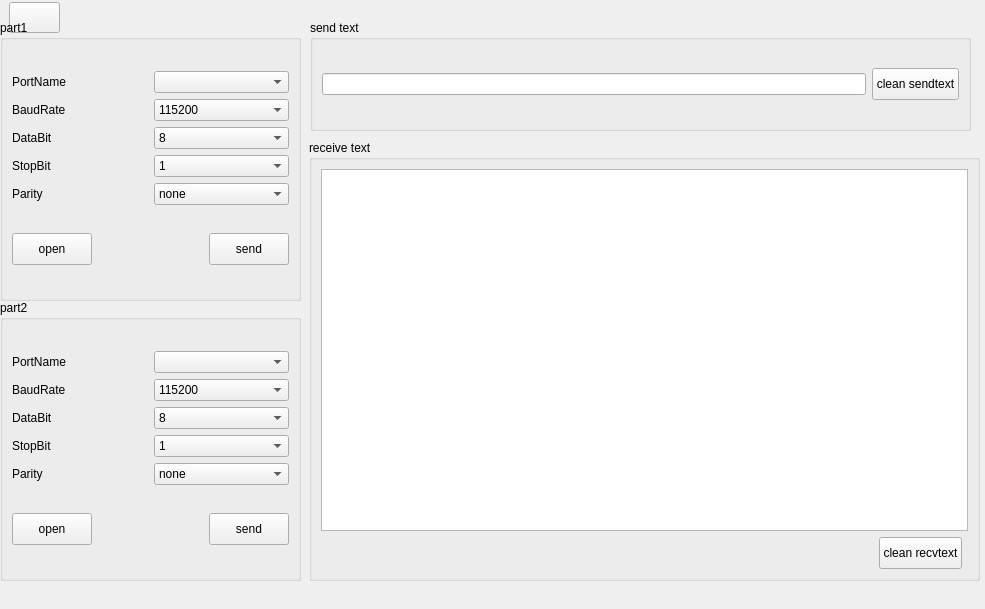
Before: the Qt Designer form qt/t507/serial.ui in jizizihe/baijie_demo, drawn with Qt 5.
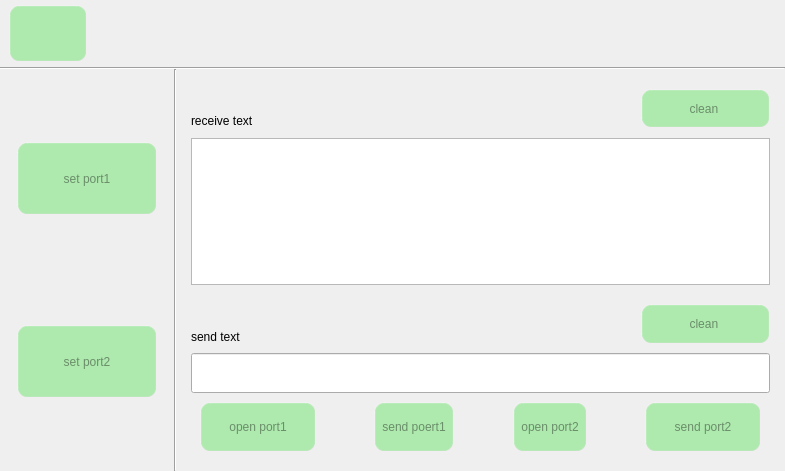
After: the same form once the commit is applied. Icons and pictures are not drawn.

Commit message: func: add and change many code for: 1.optimize voice 2.add rotating screen  90 degrees 3.add  select file function 4.adaptation of screen/font 5.optimize backlight 6.add sreen ration by input method 7.modified the file copy, cut, and delete function 8.adjust the serial port Layout 9.unify font and layout

```diff
--- a/qt/t507/serial.ui
+++ b/qt/t507/serial.ui
@@ -9,592 +9,757 @@
    <rect>
     <x>0</x>
     <y>0</y>
-    <width>985</width>
-    <height>609</height>
+    <width>785</width>
+    <height>471</height>
    </rect>
   </property>
+  <property name="sizePolicy">
+   <sizepolicy hsizetype="Minimum" vsizetype="Minimum">
+    <horstretch>0</horstretch>
+    <verstretch>0</verstretch>
+   </sizepolicy>
+  </property>
+  <property name="minimumSize">
+   <size>
+    <width>1</width>
+    <height>1</height>
+   </size>
+  </property>
+  <property name="focusPolicy">
+   <enum>Qt::WheelFocus</enum>
+  </property>
   <property name="windowTitle">
    <string>MainWindow</string>
   </property>
   <property name="styleSheet">
    <string notr="true">#serial
 {
-	border-image: url(:/t507_button_image/all/background.jpg);
-	/*background-color: rgb(240, 240, 240);*/
+border-image: url(:/t507_button_image/all/background.jpg);
 }
-
-/****************按钮部件*******************/
-
-
-QPushButton:hover{ /*鼠标悬停在按钮上时*/
-        background-color:rgba(100,255,100, 100);
-        border-color: rgba(255, 225, 255, 200);
-        color:rgba(0, 0, 0, 200);
+/******** combobox 滚动条  *********/
+QComboBox QScrollBar::vertical{ /*主体部分*/
+    width:35px;
+    border-radius:35px;
 }
-
-QPushButton:pressed { /*按钮被按下时*/
-     background-color:rgba(100,255,100, 200);
-     border-color: rgba(255, 225, 255, 30);
-     border-style: inset;
-     color:rgba(0, 0, 0, 100);
-}
-
-/****************滑块部件*******************/
-
-
-QSlider::handle:horizontal { /*水平滑块的手柄*/
-        image: url(:/image/sliderHandle.png);
-}
-
-QSlider::sub-page:horizontal { /*水平滑块手柄以前的部分*/
-        border-image: url(:/image/slider.png);/*边框图片*/
-}
-
-QTextEdit
-{
-	background-color:transparent;
+QMessageBox {
+background-image: url(:/t507_button_image/all/background.jpg);
 	border:1px solid gray;
+}
+
+/****************按钮部件*******************/
+QPushButton{
+     background-color: rgba(100, 225, 100, 120);/*背景色*/
+     border-style: outset; /*边框样式*/
+     border-width:  2px;  /*边框宽度为4像素*/
+     border-radius: 10px; /*边框圆角半径*/
+     border-color: rgba(255, 225, 255, 30);/*边框颜色*/
+     color:rgba(0, 0, 0, 100);/*字体颜色*/
+     padding: 6px; /*填衬*/
+    outline: none; /*去掉按钮的虚线框*/
+}
+
+QPushButton:hover{ /*鼠标悬停在按钮上时*/
+        background-color:rgba(100,255,100, 100);
+        border-color: rgba(255, 225, 255, 200);
+        color:rgba(0, 0, 0, 200);
+}
+
+QPushButton:pressed { /*按钮被按下时*/
+     background-color:rgba(100,255,100, 200);
+     border-color: rgba(255, 225, 255, 30);
+     border-style: inset;
+     color:rgba(0, 0, 0, 100);
+}
+
+/****************滑块部件*******************/
+
+
+QSlider::handle:horizontal { /*水平滑块的手柄*/
+        image: url(:/image/sliderHandle.png);
+}
+
+QSlider::sub-page:horizontal { /*水平滑块手柄以前的部分*/
+        border-image: url(:/image/slider.png);/*边框图片*/
 }</string>
   </property>
   <widget class="QWidget" name="centralwidget">
-   <widget class="QPushButton" name="retBtn">
-    <property name="enabled">
-     <bool>true</bool>
+   <property name="focusPolicy">
+    <enum>Qt::WheelFocus</enum>
+   </property>
+   <layout class="QGridLayout" name="gridLayout" rowstretch="1,0,6">
+    <property name="leftMargin">
+     <number>0</number>
     </property>
-    <property name="geometry">
-     <rect>
-      <x>9</x>
-      <y>2</y>
-      <width>51</width>
-      <height>31</height>
-     </rect>
+    <property name="topMargin">
+     <number>0</number>
     </property>
-    <property name="minimumSize">
-     <size>
-      <width>0</width>
-      <height>0</height>
-     </size>
+    <property name="rightMargin">
+     <number>0</number>
     </property>
-    <property name="styleSheet">
-     <string notr="true"/>
+    <property name="bottomMargin">
+     <number>0</number>
     </property>
-    <property name="text">
-     <string/>
+    <property name="spacing">
+     <number>0</number>
     </property>
-    <property name="icon">
-     <iconset resource="translation.qrc">
-      <normaloff>:/t507_button_image/return.png</normaloff>:/t507_button_image/return.png</iconset>
-    </property>
-   </widget>
-   <widget class="QGroupBox" name="groupBox_2">
-    <property name="geometry">
-     <rect>
-      <x>0</x>
-      <y>300</y>
-      <width>301</width>
-      <height>281</height>
-     </rect>
-    </property>
-    <property name="sizePolicy">
-     <sizepolicy hsizetype="Preferred" vsizetype="Expanding">
-      <horstretch>0</horstretch>
-      <verstretch>0</verstretch>
-     </sizepolicy>
-    </property>
-    <property name="title">
-     <string>part2</string>
-    </property>
-    <layout class="QGridLayout" name="gridLayout_7">
-     <item row="0" column="0">
-      <layout class="QGridLayout" name="gridLayout_2">
-       <item row="0" column="0">
-        <layout class="QVBoxLayout" name="verticalLayout_4">
-         <item>
-          <widget class="QLabel" name="PartNamelab_21">
-           <property name="text">
-            <string>PortName</string>
-           </property>
-          </widget>
-         </item>
-         <item>
-          <widget class="QLabel" name="PartNamelab_22">
-           <property name="text">
-            <string>BaudRate</string>
-           </property>
-          </widget>
-         </item>
-         <item>
-          <widget class="QLabel" name="PartNamelab_23">
-           <property name="text">
-            <string>DataBit</string>
-           </property>
-          </widget>
-         </item>
-         <item>
-          <widget class="QLabel" name="PartNamelab_24">
-           <property name="text">
-            <string>StopBit</string>
-           </property>
-          </widget>
-         </item>
-         <item>
-          <widget class="QLabel" name="PartNamelab_25">
-           <property name="text">
-            <string>Parity</string>
-           </property>
-          </widget>
-         </item>
-        </layout>
-       </item>
-       <item row="0" column="1">
-        <layout class="QVBoxLayout" name="verticalLayout_3">
-         <item>
-          <widget class="QComboBox" name="SerialCb_2"/>
-         </item>
-         <item>
-          <widget class="QComboBox" name="BaudrateCb_2">
-           <property name="currentIndex">
-            <number>2</number>
-           </property>
-           <item>
-            <property name="text">
-             <string>4800</string>
+    <item row="0" column="0">
+     <layout class="QHBoxLayout" name="horizontalLayout_13" stretch="1,9">
+      <property name="spacing">
+       <number>0</number>
+      </property>
+      <property name="leftMargin">
+       <number>9</number>
+      </property>
+      <property name="topMargin">
+       <number>5</number>
+      </property>
+      <property name="bottomMargin">
+       <number>5</number>
+      </property>
+      <item>
+       <widget class="QPushButton" name="retBtn">
+        <property name="sizePolicy">
+         <sizepolicy hsizetype="Minimum" vsizetype="Minimum">
+          <horstretch>0</horstretch>
+          <verstretch>0</verstretch>
+         </sizepolicy>
+        </property>
+        <property name="maximumSize">
+         <size>
+          <width>16777215</width>
+          <height>16777215</height>
+         </size>
+        </property>
+        <property name="styleSheet">
+         <string notr="true">/****************按钮部件*******************/
+QPushButton{
+     background-color: rgba(100, 225, 100, 120);/*背景色*/
+     border-style: outset; /*边框样式*/
+     border-width:  2px;  /*边框宽度为4像素*/
+     border-radius: 10px; /*边框圆角半径*/
+     border-color: rgba(255, 225, 255, 30);/*边框颜色*/
+     font: bold 14px;/*字体*/
+     color:rgba(0, 0, 0, 100);/*字体颜色*/
+     padding: 6px; /*填衬*/
+    outline: none; /*去掉按钮的虚线框*/
+}
+
+QPushButton:hover{ /*鼠标悬停在按钮上时*/
+        background-color:rgba(100,255,100, 100);
+        border-color: rgba(255, 225, 255, 200);
+        color:rgba(0, 0, 0, 200);
+}
+
+QPushButton:pressed { /*按钮被按下时*/
+     background-color:rgba(100,255,100, 200);
+     border-color: rgba(255, 225, 255, 30);
+     border-style: inset;
+     color:rgba(0, 0, 0, 100);
+}
+
+/****************滑块部件*******************/
+
+
+QSlider::handle:horizontal { /*水平滑块的手柄*/
+        image: url(:/image/sliderHandle.png);
+}
+
+QSlider::sub-page:horizontal { /*水平滑块手柄以前的部分*/
+        border-image: url(:/image/slider.png);/*边框图片*/
+}</string>
+        </property>
+        <property name="text">
+         <string/>
+        </property>
+        <property name="icon">
+         <iconset>
+          <normalon>:/t507_button_image/return.png</normalon>
+         </iconset>
+        </property>
+        <property name="iconSize">
+         <size>
+          <width>32</width>
+          <height>32</height>
+         </size>
+        </property>
+       </widget>
+      </item>
+      <item>
+       <spacer name="horizontalSpacer_4">
+        <property name="orientation">
+         <enum>Qt::Horizontal</enum>
+        </property>
+        <property name="sizeHint" stdset="0">
+         <size>
+          <width>40</width>
+          <height>20</height>
+         </size>
+        </property>
+       </spacer>
+      </item>
+     </layout>
+    </item>
+    <item row="1" column="0">
+     <widget class="Line" name="line_2">
+      <property name="sizePolicy">
+       <sizepolicy hsizetype="Minimum" vsizetype="Minimum">
+        <horstretch>0</horstretch>
+        <verstretch>0</verstretch>
+       </sizepolicy>
+      </property>
+      <property name="minimumSize">
+       <size>
+        <width>0</width>
+        <height>2</height>
+       </size>
+      </property>
+      <property name="maximumSize">
+       <size>
+        <width>16777215</width>
+        <height>2</height>
+       </size>
+      </property>
+      <property name="orientation">
+       <enum>Qt::Horizontal</enum>
+      </property>
+     </widget>
+    </item>
+    <item row="2" column="0">
+     <layout class="QHBoxLayout" name="horizontalLayout_6" stretch="2,0,7">
+      <item>
+       <layout class="QVBoxLayout" name="verticalLayout_3" stretch="2,2,3,2,2">
+        <property name="spacing">
+         <number>0</number>
+        </property>
+        <item>
+         <spacer name="verticalSpacer">
+          <property name="orientation">
+           <enum>Qt::Vertical</enum>
+          </property>
+          <property name="sizeHint" stdset="0">
+           <size>
+            <width>20</width>
+            <height>40</height>
+           </size>
+          </property>
+         </spacer>
+        </item>
+        <item>
+         <layout class="QHBoxLayout" name="horizontalLayout_4" stretch="1,8,1">
+          <property name="spacing">
+           <number>0</number>
+          </property>
+          <item>
+           <spacer name="horizontalSpacer_5">
+            <property name="orientation">
+             <enum>Qt::Horizontal</enum>
             </property>
-           </item>
-           <item>
-            <property name="text">
-             <string>9600</string>
+            <property name="sizeHint" stdset="0">
+             <size>
+              <width>40</width>
+              <height>20</height>
+             </size>
             </property>
-           </item>
-           <item>
-            <property name="text">
-             <string>115200</string>
+           </spacer>
+          </item>
+          <item>
+           <widget class="QPushButton" name="part1_btn">
+            <property name="sizePolicy">
+             <sizepolicy hsizetype="Minimum" vsizetype="Minimum">
+              <horstretch>0</horstretch>
+              <verstretch>0</verstretch>
+             </sizepolicy>
             </property>
-           </item>
-          </widget>
-         </item>
-         <item>
-          <widget class="QComboBox" name="DatabitsCb_2">
-           <property name="currentIndex">
-            <number>3</number>
-           </property>
-           <item>
             <property name="text">
-             <string>5</string>
+             <string>set port1</string>
             </property>
-           </item>
-           <item>
-            <property name="text">
-             <string>6</string>
+           </widget>
+          </item>
+          <item>
+           <spacer name="horizontalSpacer_6">
+            <property name="orientation">
+             <enum>Qt::Horizontal</enum>
             </property>
-           </item>
-           <item>
-            <property name="text">
-             <string>7</string>
+            <property name="sizeHint" stdset="0">
+             <size>
+              <width>40</width>
+              <height>20</height>
+             </size>
             </property>
-           </item>
-           <item>
-            <property name="text">
-             <string>8</string>
+           </spacer>
+          </item>
+         </layout>
+        </item>
+        <item>
+         <spacer name="verticalSpacer_2">
+          <property name="orientation">
+           <enum>Qt::Vertical</enum>
+          </property>
+          <property name="sizeHint" stdset="0">
+           <size>
+            <width>20</width>
+            <height>40</height>
+           </size>
+          </property>
+         </spacer>
+        </item>
+        <item>
+         <layout class="QHBoxLayout" name="horizontalLayout_3" stretch="1,8,1">
+          <property name="spacing">
+           <number>0</number>
+          </property>
+          <item>
+           <spacer name="horizontalSpacer_7">
+            <property name="orientation">
+             <enum>Qt::Horizontal</enum>
             </property>
-           </item>
-          </widget>
-         </item>
-         <item>
-          <widget class="QComboBox" name="StopbitCb_2">
-           <item>
-            <property name="text">
-             <string>1</string>
+            <property name="sizeHint" stdset="0">
+             <size>
+              <width>40</width>
+              <height>20</height>
+             </size>
             </property>
-           </item>
-           <item>
-            <property name="text">
-             <string>1.5</string>
+           </spacer>
+          </item>
+          <item>
+           <widget class="QPushButton" name="part2_btn">
+            <property name="sizePolicy">
+             <sizepolicy hsizetype="Minimum" vsizetype="Minimum">
+              <horstretch>0</horstretch>
+              <verstretch>0</verstretch>
+             </sizepolicy>
             </property>
-           </item>
-           <item>
             <property name="text">
-             <string>2</string>
+             <string>set port2</string>
             </property>
-           </item>
-          </widget>
-         </item>
-         <item>
-          <widget class="QComboBox" name="ParityCb_2">
-           <item>
-            <property name="text">
-             <string>none</string>
+           </widget>
+          </item>
+          <item>
+           <spacer name="horizontalSpacer_8">
+            <property name="orientation">
+             <enum>Qt::Horizontal</enum>
             </property>
-           </item>
-          </widget>
-         </item>
-        </layout>
-       </item>
-      </layout>
-     </item>
-     <item row="1" column="0">
-      <layout class="QHBoxLayout" name="horizontalLayout_4">
-       <item>
-        <widget class="QPushButton" name="OpenBtn_2">
-         <property name="enabled">
-          <bool>true</bool>
-         </property>
-         <property name="minimumSize">
-          <size>
-           <width>0</width>
-           <height>32</height>
-          </size>
-         </property>
-         <property name="text">
-          <string>open</string>
-         </property>
-         <property name="checkable">
-          <bool>false</bool>
-         </property>
-         <property name="checked">
-          <bool>false</bool>
-         </property>
-         <property name="autoRepeat">
-          <bool>false</bool>
-         </property>
-        </widget>
-       </item>
-       <item>
-        <spacer name="horizontalSpacer_3">
-         <property name="orientation">
-          <enum>Qt::Horizontal</enum>
-         </property>
-         <property name="sizeHint" stdset="0">
-          <size>
-           <width>48</width>
-           <height>17</height>
-          </size>
-         </property>
-        </spacer>
-       </item>
-       <item>
-        <widget class="QPushButton" name="SendBtn_2">
-         <property name="minimumSize">
-          <size>
-           <width>0</width>
-           <height>32</height>
-          </size>
-         </property>
-         <property name="text">
-          <string>send</string>
-         </property>
-        </widget>
-       </item>
-      </layout>
-     </item>
-    </layout>
-   </widget>
-   <widget class="QGroupBox" name="groupBox_3">
-    <property name="geometry">
-     <rect>
-      <x>310</x>
-      <y>20</y>
-      <width>661</width>
-      <height>111</height>
-     </rect>
-    </property>
-    <property name="title">
-     <string>send text</string>
-    </property>
-    <layout class="QGridLayout" name="gridLayout_4">
-     <item row="0" column="0">
-      <widget class="QLineEdit" name="SendEdit"/>
-     </item>
-     <item row="0" column="1">
-      <widget class="QPushButton" name="CleanBtn">
-       <property name="minimumSize">
-        <size>
-         <width>0</width>
-         <height>32</height>
-        </size>
-       </property>
-       <property name="text">
-        <string>clean sendtext</string>
-       </property>
-      </widget>
-     </item>
-    </layout>
-   </widget>
-   <widget class="QGroupBox" name="groupBox_4">
-    <property name="geometry">
-     <rect>
-      <x>309</x>
-      <y>140</y>
-      <width>671</width>
-      <height>441</height>
-     </rect>
-    </property>
-    <property name="title">
-     <string>receive text</string>
-    </property>
-    <layout class="QGridLayout" name="gridLayout_3">
-     <item row="0" column="0" colspan="3">
-      <widget class="QPlainTextEdit" name="recvEdit">
-       <property name="readOnly">
-        <bool>true</bool>
-       </property>
-      </widget>
-     </item>
-     <item row="1" column="0">
-      <spacer name="horizontalSpacer_2">
-       <property name="orientation">
-        <enum>Qt::Horizontal</enum>
-       </property>
-       <property name="sizeHint" stdset="0">
-        <size>
-         <width>58</width>
-         <height>20</height>
-        </size>
-       </property>
-      </spacer>
-     </item>
-     <item row="1" column="1">
-      <widget class="QPushButton" name="CleanBtn_2">
-       <property name="minimumSize">
-        <size>
-         <width>0</width>
-         <height>32</height>
-        </size>
-       </property>
-       <property name="text">
-        <string>clean recvtext</string>
-       </property>
-      </widget>
-     </item>
-    </layout>
-   </widget>
-   <widget class="QGroupBox" name="groupBox">
-    <property name="geometry">
-     <rect>
-      <x>0</x>
-      <y>20</y>
-      <width>301</width>
-      <height>281</height>
-     </rect>
-    </property>
-    <property name="title">
-     <string>part1</string>
-    </property>
-    <layout class="QGridLayout" name="gridLayout">
-     <item row="0" column="0">
-      <layout class="QHBoxLayout" name="horizontalLayout">
-       <item>
-        <layout class="QVBoxLayout" name="verticalLayout">
-         <item>
-          <widget class="QLabel" name="PartNamelab_26">
-           <property name="text">
-            <string>PortName</string>
-           </property>
-          </widget>
-         </item>
-         <item>
-          <widget class="QLabel" name="PartNamelab_27">
-           <property name="text">
-            <string>BaudRate</string>
-           </property>
-          </widget>
-         </item>
-         <item>
-          <widget class="QLabel" name="PartNamelab_28">
-           <property name="text">
-            <string>DataBit</string>
-           </property>
-          </widget>
-         </item>
-         <item>
-          <widget class="QLabel" name="PartNamelab_29">
-           <property name="text">
-            <string>StopBit</string>
-           </property>
-          </widget>
-         </item>
-         <item>
-          <widget class="QLabel" name="PartNamelab_30">
-           <property name="text">
-            <string>Parity</string>
-           </property>
-          </widget>
-         </item>
-        </layout>
-       </item>
-       <item>
-        <layout class="QVBoxLayout" name="verticalLayout_2">
-         <item>
-          <widget class="QComboBox" name="SerialCb">
-           <property name="minimumSize">
-            <size>
-             <width>86</width>
-             <height>0</height>
-            </size>
-           </property>
-          </widget>
-         </item>
-         <item>
-          <widget class="QComboBox" name="BaudrateCb">
-           <property name="minimumSize">
-            <size>
-             <width>86</width>
-             <height>0</height>
-            </size>
-           </property>
-           <property name="currentIndex">
-            <number>2</number>
-           </property>
-           <item>
-            <property name="text">
-             <string>4800</string>
+            <property name="sizeHint" stdset="0">
+             <size>
+              <width>40</width>
+              <height>20</height>
+             </size>
             </property>
-           </item>
-           <item>
-            <property name="text">
-             <string>9600</string>
+           </spacer>
+          </item>
+         </layout>
+        </item>
+        <item>
+         <spacer name="verticalSpacer_3">
+          <property name="orientation">
+           <enum>Qt::Vertical</enum>
+          </property>
+          <property name="sizeHint" stdset="0">
+           <size>
+            <width>20</width>
+            <height>40</height>
+           </size>
+          </property>
+         </spacer>
+        </item>
+       </layout>
+      </item>
+      <item>
+       <widget class="Line" name="line">
+        <property name="sizePolicy">
+         <sizepolicy hsizetype="Minimum" vsizetype="Minimum">
+          <horstretch>0</horstretch>
+          <verstretch>0</verstretch>
+         </sizepolicy>
+        </property>
+        <property name="minimumSize">
+         <size>
+          <width>2</width>
+          <height>0</height>
+         </size>
+        </property>
+        <property name="maximumSize">
+         <size>
+          <width>2</width>
+          <height>16777215</height>
+         </size>
+        </property>
+        <property name="orientation">
+         <enum>Qt::Vertical</enum>
+        </property>
+       </widget>
+      </item>
+      <item>
+       <layout class="QVBoxLayout" name="verticalLayout_2" stretch="9">
+        <item>
+         <layout class="QVBoxLayout" name="verticalLayout" stretch="2,4,1,15,2,4,1,4,7,1">
+          <property name="spacing">
+           <number>0</number>
+          </property>
+          <property name="leftMargin">
+           <number>15</number>
+          </property>
+          <property name="topMargin">
+           <number>0</number>
+          </property>
+          <property name="rightMargin">
+           <number>15</number>
+          </property>
+          <property name="bottomMargin">
+           <number>0</number>
+          </property>
+          <item>
+           <spacer name="verticalSpacer_7">
+            <property name="orientation">
+             <enum>Qt::Vertical</enum>
             </property>
-           </item>
-           <item>
-            <property name="text">
-             <string>115200</string>
+            <property name="sizeHint" stdset="0">
+             <size>
+              <width>20</width>
+              <height>40</height>
+             </size>
             </property>
-           </item>
-          </widget>
-         </item>
-         <item>
-          <widget class="QComboBox" name="DatabitsCb">
-           <property name="minimumSize">
-            <size>
-             <width>86</width>
-             <height>0</height>
-            </size>
-           </property>
-           <property name="currentIndex">
-            <number>3</number>
-           </property>
-           <property name="maxCount">
-            <number>2147483646</number>
-           </property>
-           <item>
-            <property name="text">
-             <string>5</string>
+           </spacer>
+          </item>
+          <item>
+           <layout class="QHBoxLayout" name="horizontalLayout_7" stretch="1,6,2">
+            <property name="spacing">
+             <number>0</number>
             </property>
-           </item>
-           <item>
-            <property name="text">
-             <string>6</string>
+            <property name="leftMargin">
+             <number>0</number>
             </property>
-           </item>
-           <item>
-            <property name="text">
-             <string>7</string>
+            <property name="rightMargin">
+             <number>0</number>
             </property>
-           </item>
-           <item>
-            <property name="text">
-             <string>8</string>
+            <item>
+             <widget class="QLabel" name="label_2">
+              <property name="sizePolicy">
+               <sizepolicy hsizetype="Minimum" vsizetype="Minimum">
+                <horstretch>0</horstretch>
+                <verstretch>0</verstretch>
+               </sizepolicy>
+              </property>
+              <property name="minimumSize">
+               <size>
+                <width>0</width>
+                <height>0</height>
+               </size>
+              </property>
+              <property name="focusPolicy">
+               <enum>Qt::WheelFocus</enum>
+              </property>
+              <property name="text">
+               <string>receive text</string>
+              </property>
+              <property name="alignment">
+               <set>Qt::AlignBottom|Qt::AlignLeading|Qt::AlignLeft</set>
+              </property>
+             </widget>
+            </item>
+            <item>
+             <spacer name="horizontalSpacer_9">
+              <property name="orientation">
+               <enum>Qt::Horizontal</enum>
+              </property>
+              <property name="sizeHint" stdset="0">
+               <size>
+                <width>40</width>
+                <height>20</height>
+               </size>
+              </property>
+             </spacer>
+            </item>
+            <item>
+             <widget class="QPushButton" name="CleanBtn_2">
+              <property name="sizePolicy">
+               <sizepolicy hsizetype="Minimum" vsizetype="Minimum">
+                <horstretch>0</horstretch>
+                <verstretch>0</verstretch>
+               </sizepolicy>
+              </property>
+              <property name="minimumSize">
+               <size>
+                <width>0</width>
+                <height>0</height>
+               </size>
+              </property>
+              <property name="text">
+               <string>clean </string>
+              </property>
+             </widget>
+            </item>
+           </layout>
+          </item>
+          <item>
+           <spacer name="verticalSpacer_4">
+            <property name="orientation">
+             <enum>Qt::Vertical</enum>
             </property>
-           </item>
-          </widget>
-         </item>
-         <item>
-          <widget class="QComboBox" name="StopbitCb">
-           <property name="minimumSize">
-            <size>
-             <width>86</width>
-             <height>0</height>
-            </size>
-           </property>
-           <item>
-            <property name="text">
-             <string>1</string>
+            <property name="sizeHint" stdset="0">
+             <size>
+              <width>20</width>
+              <height>40</height>
+             </size>
             </property>
-           </item>
-           <item>
-            <property name="text">
-             <string>1.5</string>
+           </spacer>
+          </item>
+          <item>
+           <widget class="QPlainTextEdit" name="recvEdit">
+            <property name="focusPolicy">
+             <enum>Qt::WheelFocus</enum>
             </property>
-           </item>
-           <item>
-            <property name="text">
-             <string>2</string>
+            <property name="readOnly">
+             <bool>true</bool>
             </property>
-           </item>
-          </widget>
-         </item>
-         <item>
-          <widget class="QComboBox" name="ParityCb">
-           <property name="minimumSize">
-            <size>
-             <width>86</width>
-             <height>0</height>
-            </size>
-           </property>
-           <item>
-            <property name="text">
-             <string>none</string>
+           </widget>
+          </item>
+          <item>
+           <spacer name="verticalSpacer_5">
+            <property name="orientation">
+             <enum>Qt::Vertical</enum>
             </property>
-           </item>
-          </widget>
-         </item>
-        </layout>
-       </item>
-      </layout>
-     </item>
-     <item row="1" column="0">
-      <layout class="QHBoxLayout" name="horizontalLayout_3">
-       <item>
-        <widget class="QPushButton" name="OpenBtn">
-         <property name="minimumSize">
-          <size>
-           <width>0</width>
-           <height>32</height>
-          </size>
-         </property>
-         <property name="text">
-          <string>open</string>
-         </property>
-        </widget>
-       </item>
-       <item>
-        <spacer name="horizontalSpacer">
-         <property name="orientation">
-          <enum>Qt::Horizontal</enum>
-         </property>
-         <property name="sizeHint" stdset="0">
-          <size>
-           <width>58</width>
-           <height>17</height>
-          </size>
-         </property>
-        </spacer>
-       </item>
-       <item>
-        <widget class="QPushButton" name="SendBtn">
-         <property name="minimumSize">
-          <size>
-           <width>0</width>
-           <height>32</height>
-          </size>
-         </property>
-         <property name="text">
-          <string>send</string>
-         </property>
-        </widget>
-       </item>
-      </layout>
-     </item>
-    </layout>
-   </widget>
+            <property name="sizeHint" stdset="0">
+             <size>
+              <width>20</width>
+              <height>40</height>
+             </size>
+            </property>
+           </spacer>
+          </item>
+          <item>
+           <layout class="QHBoxLayout" name="horizontalLayout_5" stretch="1,6,2">
+            <property name="spacing">
+             <number>0</number>
+            </property>
+            <property name="rightMargin">
+             <number>0</number>
+            </property>
+            <item>
+             <widget class="QLabel" name="label">
+              <property name="sizePolicy">
+               <sizepolicy hsizetype="Minimum" vsizetype="Minimum">
+                <horstretch>0</horstretch>
+                <verstretch>0</verstretch>
+               </sizepolicy>
+              </property>
+              <property name="minimumSize">
+               <size>
+                <width>0</width>
+                <height>0</height>
+               </size>
+              </property>
+              <property name="maximumSize">
+               <size>
+                <width>16777215</width>
+                <height>16777215</height>
+               </size>
+              </property>
+              <property name="focusPolicy">
+               <enum>Qt::WheelFocus</enum>
+              </property>
+              <property name="text">
+               <string>send text</string>
+              </property>
+              <property name="alignment">
+               <set>Qt::AlignBottom|Qt::AlignLeading|Qt::AlignLeft</set>
+              </property>
+             </widget>
+            </item>
+            <item>
+             <spacer name="horizontalSpacer_2">
+              <property name="orientation">
+               <enum>Qt::Horizontal</enum>
+              </property>
+              <property name="sizeHint" stdset="0">
+               <size>
+                <width>40</width>
+                <height>20</height>
+               </size>
+              </property>
+             </spacer>
+            </item>
+            <item>
+             <widget class="QPushButton" name="CleanBtn">
+              <property name="sizePolicy">
+               <sizepolicy hsizetype="Minimum" vsizetype="Minimum">
+                <horstretch>0</horstretch>
+                <verstretch>0</verstretch>
+               </sizepolicy>
+              </property>
+              <property name="minimumSize">
+               <size>
+                <width>0</width>
+                <height>0</height>
+               </size>
+              </property>
+              <property name="text">
+               <string>clean </string>
+              </property>
+             </widget>
+            </item>
+           </layout>
+          </item>
+          <item>
+           <spacer name="verticalSpacer_6">
+            <property name="orientation">
+             <enum>Qt::Vertical</enum>
+            </property>
+            <property name="sizeHint" stdset="0">
+             <size>
+              <width>20</width>
+              <height>40</height>
+             </size>
+            </property>
+           </spacer>
+          </item>
+          <item>
+           <widget class="QLineEdit" name="SendEdit">
+            <property name="sizePolicy">
+             <sizepolicy hsizetype="Minimum" vsizetype="Minimum">
+              <horstretch>0</horstretch>
+              <verstretch>0</verstretch>
+             </sizepolicy>
+            </property>
+           </widget>
+          </item>
+          <item>
+           <widget class="QWidget" name="widget" native="true">
+            <property name="minimumSize">
+             <size>
+              <width>0</width>
+              <height>0</height>
+             </size>
+            </property>
+            <layout class="QHBoxLayout" name="horizontalLayout" stretch="2,1,0,1,0,1,2">
+             <property name="spacing">
+              <number>0</number>
+             </property>
+             <property name="topMargin">
+              <number>9</number>
+             </property>
+             <item>
+              <widget class="QPushButton" name="OpenBtn">
+               <property name="sizePolicy">
+                <sizepolicy hsizetype="Minimum" vsizetype="Minimum">
+                 <horstretch>0</horstretch>
+                 <verstretch>0</verstretch>
+                </sizepolicy>
+               </property>
+               <property name="text">
+                <string>open port1</string>
+               </property>
+              </widget>
+             </item>
+             <item>
+              <spacer name="horizontalSpacer">
+               <property name="orientation">
+                <enum>Qt::Horizontal</enum>
+               </property>
+               <property name="sizeHint" stdset="0">
+                <size>
+                 <width>40</width>
+                 <height>20</height>
+                </size>
+               </property>
+              </spacer>
+             </item>
+             <item>
+              <widget class="QPushButton" name="SendBtn">
+               <property name="sizePolicy">
+                <sizepolicy hsizetype="Minimum" vsizetype="Minimum">
+                 <horstretch>0</horstretch>
+                 <verstretch>0</verstretch>
+                </sizepolicy>
+               </property>
+               <property name="text">
+                <string>send poert1</string>
+               </property>
+              </widget>
+             </item>
+             <item>
+              <spacer name="horizontalSpacer_3">
+               <property name="orientation">
+                <enum>Qt::Horizontal</enum>
+               </property>
+               <property name="sizeHint" stdset="0">
+                <size>
+                 <width>40</width>
+                 <height>20</height>
+                </size>
+               </property>
+              </spacer>
+             </item>
+             <item>
+              <widget class="QPushButton" name="OpenBtn_2">
+               <property name="sizePolicy">
+                <sizepolicy hsizetype="Minimum" vsizetype="Minimum">
+                 <horstretch>0</horstretch>
+                 <verstretch>0</verstretch>
+                </sizepolicy>
+               </property>
+               <property name="text">
+                <string>open port2</string>
+               </property>
+              </widget>
+             </item>
+             <item>
+              <spacer name="horizontalSpacer_10">
+               <property name="orientation">
+                <enum>Qt::Horizontal</enum>
+               </property>
+               <property name="sizeHint" stdset="0">
+                <size>
+                 <width>40</width>
+                 <height>20</height>
+                </size>
+               </property>
+              </spacer>
+             </item>
+             <item>
+              <widget class="QPushButton" name="SendBtn_2">
+               <property name="sizePolicy">
+                <sizepolicy hsizetype="Minimum" vsizetype="Minimum">
+                 <horstretch>0</horstretch>
+                 <verstretch>0</verstretch>
+                </sizepolicy>
+               </property>
+               <property name="text">
+                <string>send port2</string>
+               </property>
+              </widget>
+             </item>
+            </layout>
+           </widget>
+          </item>
+          <item>
+           <spacer name="verticalSpacer_8">
+            <property name="orientation">
+             <enum>Qt::Vertical</enum>
+            </property>
+            <property name="sizeHint" stdset="0">
+             <size>
+              <width>20</width>
+              <height>40</height>
+             </size>
+            </property>
+           </spacer>
+          </item>
+         </layout>
+        </item>
+       </layout>
+      </item>
+     </layout>
+    </item>
+   </layout>
   </widget>
   <widget class="QMenuBar" name="menubar">
    <property name="geometry">
     <rect>
      <x>0</x>
      <y>0</y>
-     <width>985</width>
-     <height>28</height>
+     <width>785</width>
+     <height>22</height>
     </rect>
    </property>
   </widget>
```
Left out of the diff: 4 changed lines with no effect on the pictures. The commit also changes 161 other files.
